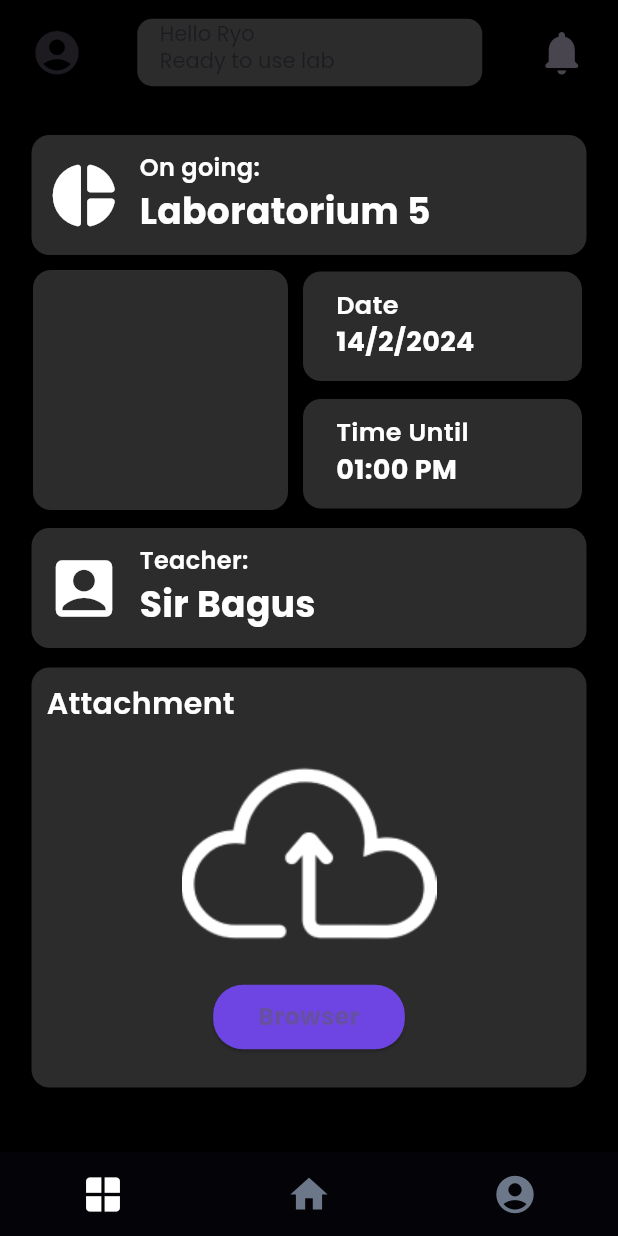
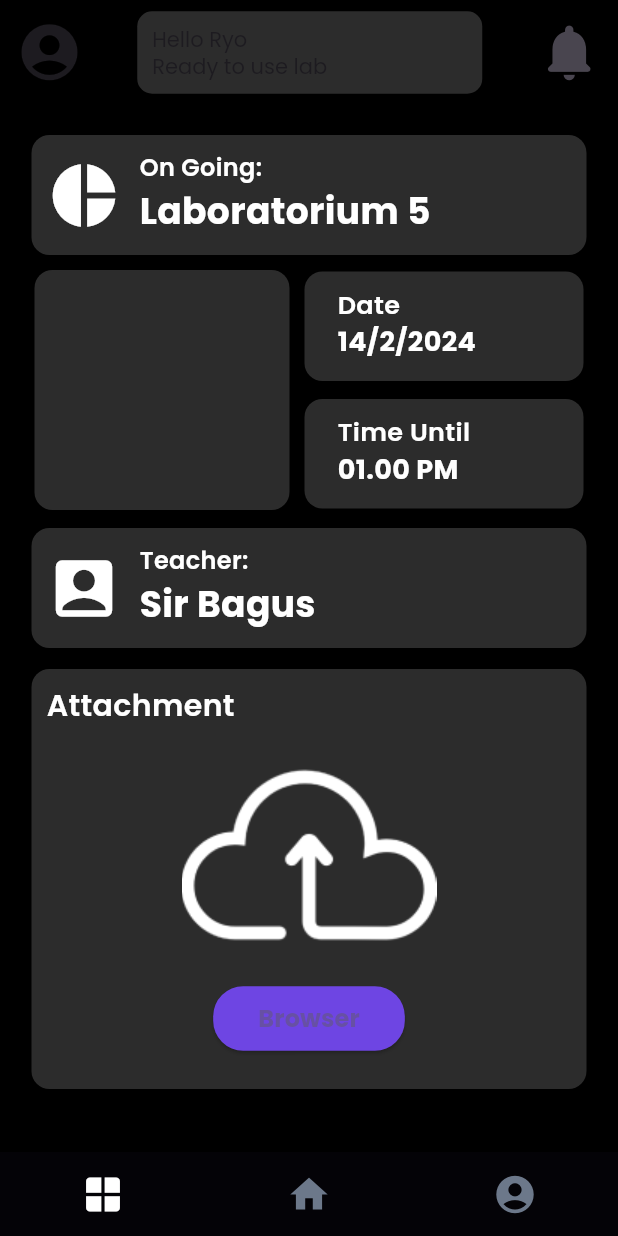
Before and after one commit to Grounded-RnD/NexaLab-Application, a Flutter app: the screen it shows after launch, on a phone screen of 412 x 824 dp. Run offline on Flutter 3.47's test engine with Material 3 defaults, Android fonts, the phone set to English and light mode, and no system bars; drawn by our look-alikes of custom_navigation_bar; our stand-ins replace google_fonts, table_calendar.

Commit message:
jagan diganti haza

```diff
--- a/lib/homepage.dart
+++ b/lib/homepage.dart
@@ -12,61 +12,68 @@ class _HomePageState extends State<HomePage> {
   Widget build(BuildContext context) {
     return Scaffold(
         appBar: AppBar(
-        leading: Padding(
-          padding: EdgeInsets.only(left: 20),
+          leading: const Padding(
+            padding: EdgeInsets.only(left: 10),
             child: Icon(
               Icons.account_circle,
-            size: 35,
+              size: 45,
             ),
           ),
           backgroundColor: Colors.black,
           title: Center(
             child: Container(
-            alignment: Alignment.centerLeft,
-            padding: const EdgeInsets.only(left: 15, bottom: 7),
               width: 230,
-            height: 45,
+              height: 55,
               decoration: BoxDecoration(
                 color: const Color.fromRGBO(44, 44, 44, 100),
                 borderRadius: BorderRadius.circular(10),
               ),
+              child: Align(
+                alignment: Alignment.centerLeft,
+                child: Padding(
+                  padding: const EdgeInsets.only(left: 10),
                   child: const Text(
                     'Hello Ryo\nReady to use lab',
-              style: const TextStyle(fontSize: 14),
+                    style: TextStyle(fontSize: 14),
+                  ),
+                ),
               ),
             ),
           ),
           actions: const [
             Padding(
-            padding: EdgeInsets.only(right: 20),
+              padding: EdgeInsets.only(right: 10),
               child: Icon(
                 Icons.notifications_rounded,
-              size: 35,
+                size: 45,
               ),
             )
           ],
           toolbarHeight: 70,
         ),
         backgroundColor: Colors.black,
-      body: Container(
+        body: SingleChildScrollView(
+            child: Container(
           color: Colors.black,
           child: Column(
+              mainAxisAlignment: MainAxisAlignment.center,
+              crossAxisAlignment: CrossAxisAlignment.center,
               children: [
                 Center(
                   child: Container(
-                margin: EdgeInsets.only(bottom: 10, top: 20),
-                padding: EdgeInsets.all(10),
+                    margin: const EdgeInsets.only(bottom: 10, top: 20),
+                    padding: const EdgeInsets.all(10),
                     decoration: BoxDecoration(
-                  color: Color.fromRGBO(44, 44, 44, 100),
+                      color: const Color.fromRGBO(44, 44, 44, 100),
                       borderRadius: BorderRadius.circular(12),
                     ),
                     width: 370, // Set the width of the container
                     height: 80, // Set the height of the container
-                child: Row(
+                    child: const Row(
                       mainAxisAlignment: MainAxisAlignment.start,
                       children: [
                         Icon(
-                      Icons.pie_chart_rounded,
+                          Icons.pie_chart,
                           size: 50,
                           color: Colors.white,
                         ),
@@ -75,7 +82,7 @@ class _HomePageState extends State<HomePage> {
                           crossAxisAlignment: CrossAxisAlignment.start,
                           children: [
                             Text(
-                          'On going:',
+                              'On Going:',
                               style: TextStyle(
                                 color: Colors.white,
                                 fontSize: 16,
@@ -97,27 +104,26 @@ class _HomePageState extends State<HomePage> {
                   ),
                 ),
                 Row(
+                  mainAxisAlignment: MainAxisAlignment.center,
                   children: [
-                Padding(padding: EdgeInsets.fromLTRB(22, 0, 0, 0)),
                     Container(
-                  padding: EdgeInsets.all(10),
+                      padding: const EdgeInsets.all(10),
                       decoration: BoxDecoration(
-                    color: Color.fromRGBO(44, 44, 44, 100),
+                        color: const Color.fromRGBO(44, 44, 44, 100),
                         borderRadius: BorderRadius.circular(12),
                       ),
                       width: 170, // Set the width of the container
                       height: 160, // Set the height of the container
-                  child: Center(),
                     ),
-                SizedBox(
+                    const SizedBox(
                       width: 10,
                     ),
                     Column(
                       children: [
                         Container(
-                      padding: EdgeInsets.all(10),
+                            padding: const EdgeInsets.all(10),
                             decoration: BoxDecoration(
-                        color: Color.fromRGBO(44, 44, 44, 100),
+                              color: const Color.fromRGBO(44, 44, 44, 100),
                               borderRadius: BorderRadius.circular(12),
                             ),
                             width: 186, // Set the width of the container
@@ -127,7 +133,8 @@ class _HomePageState extends State<HomePage> {
                                 children: [
                                   SizedBox(width: 12),
                                   Column(
-                            crossAxisAlignment: CrossAxisAlignment.start,
+                                    crossAxisAlignment:
+                                        CrossAxisAlignment.start,
                                     children: [
                                       Text(
                                         'Date',
@@ -147,16 +154,14 @@ class _HomePageState extends State<HomePage> {
                                       ),
                                     ],
                                   ),
-                        ],
-                      ),
-                    ),
-                    SizedBox(
+                                ])),
+                        const SizedBox(
                           height: 12,
                         ),
                         Container(
-                      padding: EdgeInsets.all(10),
+                            padding: const EdgeInsets.all(10),
                             decoration: BoxDecoration(
-                        color: Color.fromRGBO(44, 44, 44, 100),
+                              color: const Color.fromRGBO(44, 44, 44, 100),
                               borderRadius: BorderRadius.circular(12),
                             ),
                             width: 186, // Set the width of the container
@@ -166,7 +171,8 @@ class _HomePageState extends State<HomePage> {
                                 children: [
                                   SizedBox(width: 12),
                                   Column(
-                            crossAxisAlignment: CrossAxisAlignment.start,
+                                    crossAxisAlignment:
+                                        CrossAxisAlignment.start,
                                     children: [
                                       Text(
                                         'Time Until',
@@ -177,7 +183,7 @@ class _HomePageState extends State<HomePage> {
                                         ),
                                       ),
                                       Text(
-                                '01:00 PM',
+                                        '01.00 PM',
                                         style: TextStyle(
                                           color: Colors.white,
                                           fontSize: 18,
@@ -186,22 +192,20 @@ class _HomePageState extends State<HomePage> {
                                       ),
                                     ],
                                   ),
-                        ],
-                      ),
-                    ),
+                                ])),
                       ],
                     )
                   ],
                 ),
-            SizedBox(
+                const SizedBox(
                   height: 12,
                 ),
                 Center(
                   child: Container(
-                margin: EdgeInsets.only(bottom: 10, top: 0),
-                padding: EdgeInsets.all(10),
+                    margin: const EdgeInsets.only(bottom: 10, top: 0),
+                    padding: const EdgeInsets.all(10),
                     decoration: BoxDecoration(
-                  color: Color.fromRGBO(44, 44, 44, 100),
+                      color: const Color.fromRGBO(44, 44, 44, 100),
                       borderRadius: BorderRadius.circular(12),
                     ),
                     width: 370, // Set the width of the container
@@ -242,14 +246,14 @@ class _HomePageState extends State<HomePage> {
                 ),
                 Center(
                   child: Container(
-                margin: EdgeInsets.only(bottom: 10, top: 3),
-                padding: EdgeInsets.all(10),
+                    margin: const EdgeInsets.only(bottom: 0, top: 4),
+                    padding: const EdgeInsets.all(10),
                     decoration: BoxDecoration(
-                  color: Color.fromRGBO(44, 44, 44, 100),
+                      color: const Color.fromRGBO(44, 44, 44, 100),
                       borderRadius: BorderRadius.circular(12),
                     ),
-                width: 370,
-                height: 280,
+                    width: 370, // Set the width of the container
+                    height: 280, // Set the height of the container
                     child: Column(
                       children: [
                         Row(
@@ -274,7 +278,8 @@ class _HomePageState extends State<HomePage> {
                           },
                           style: ElevatedButton.styleFrom(
                             padding: EdgeInsets.symmetric(
-                            horizontal: 30, vertical: 10), // Adjust the padding
+                                horizontal: 30,
+                                vertical: 10), // Adjust the padding
                             shape: RoundedRectangleBorder(
                               borderRadius: BorderRadius.circular(
                                   20), // Adjust the border radius
@@ -292,9 +297,7 @@ class _HomePageState extends State<HomePage> {
                     ),
                   ),
                 )
-          ],
-        ),
-      ),
-    );
+              ]),
+        )));
   }
 }
```
Lines whose indentation alone changed are shown as unchanged.
